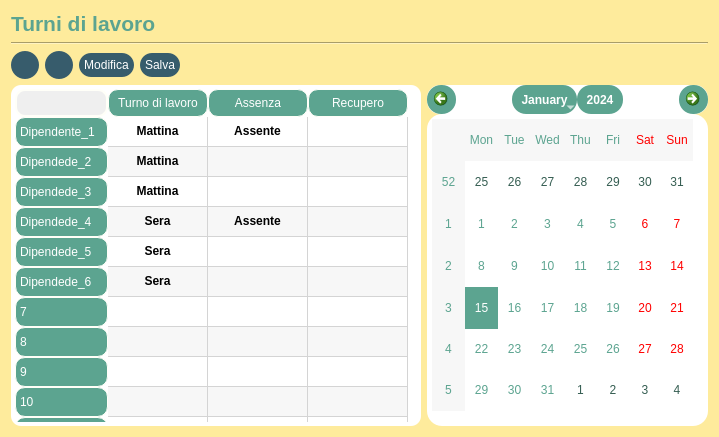
Before: the Qt Designer form dipendente/DatiDipendente/view/TurniDiLavoro.ui in StracciaMatteo/GestioneCinema, drawn with Qt 5.
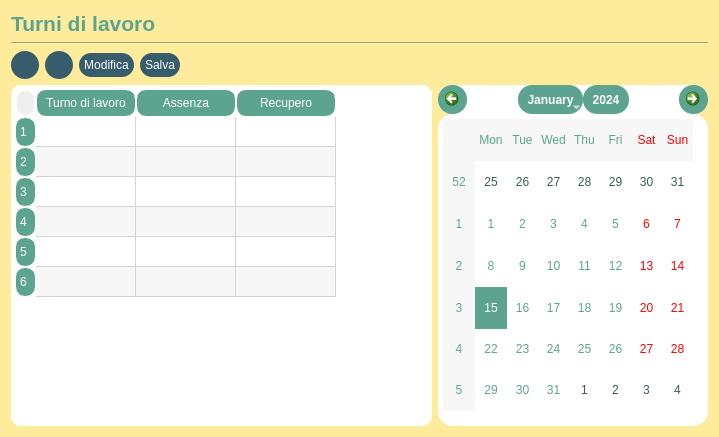
After: the same form once the commit is applied. Icons and pictures are not drawn.

Commit message: implementazione classe View Turni di lavoro ed i vari metodi per popolare la tabella

Diff of the .ui file:
```diff
--- a/dipendente/DatiDipendente/view/TurniDiLavoro.ui
+++ b/dipendente/DatiDipendente/view/TurniDiLavoro.ui
@@ -343,7 +343,7 @@
      <item>
       <widget class="QTableWidget" name="tableWidget">
        <property name="sizePolicy">
-        <sizepolicy hsizetype="Minimum" vsizetype="Preferred">
+        <sizepolicy hsizetype="Maximum" vsizetype="Preferred">
          <horstretch>0</horstretch>
          <verstretch>0</verstretch>
         </sizepolicy>
@@ -356,7 +356,7 @@
        </property>
        <property name="maximumSize">
         <size>
-         <width>410</width>
+         <width>600</width>
          <height>16777215</height>
         </size>
        </property>
@@ -436,7 +436,7 @@
         <bool>true</bool>
        </property>
        <property name="rowCount">
-        <number>12</number>
+        <number>6</number>
        </property>
        <property name="columnCount">
         <number>3</number>
@@ -444,43 +444,6 @@
        <attribute name="horizontalHeaderCascadingSectionResizes">
         <bool>false</bool>
        </attribute>
-       <row>
-        <property name="text">
-         <string>Dipendente_1</string>
-        </property>
-        <property name="background">
-         <color>
-          <red>255</red>
-          <green>255</green>
-          <blue>255</blue>
-         </color>
-        </property>
-       </row>
-       <row>
-        <property name="text">
-         <string>Dipendede_2</string>
-        </property>
-       </row>
-       <row>
-        <property name="text">
-         <string>Dipendede_3</string>
-        </property>
-       </row>
-       <row>
-        <property name="text">
-         <string>Dipendede_4</string>
-        </property>
-       </row>
-       <row>
-        <property name="text">
-         <string>Dipendede_5</string>
-        </property>
-       </row>
-       <row>
-        <property name="text">
-         <string>Dipendede_6</string>
-        </property>
-       </row>
        <row/>
        <row/>
        <row/>
@@ -502,263 +465,12 @@
          <string>Recupero</string>
         </property>
        </column>
-       <item row="0" column="0">
-        <property name="text">
-         <string>Mattina</string>
-        </property>
-        <property name="whatsThis">
-         <string/>
-        </property>
-        <property name="font">
-         <font>
-          <weight>75</weight>
-          <italic>false</italic>
-          <bold>true</bold>
-         </font>
-        </property>
-        <property name="textAlignment">
-         <set>AlignCenter</set>
-        </property>
-        <property name="background">
-         <brush brushstyle="NoBrush">
-          <color alpha="255">
-           <red>92</red>
-           <green>164</green>
-           <blue>148</blue>
-          </color>
-         </brush>
-        </property>
-        <property name="foreground">
-         <brush brushstyle="NoBrush">
-          <color alpha="255">
-           <red>92</red>
-           <green>164</green>
-           <blue>144</blue>
-          </color>
-         </brush>
-        </property>
-        <property name="flags">
-         <set>ItemIsSelectable|ItemIsDragEnabled|ItemIsDropEnabled|ItemIsUserCheckable|ItemIsEnabled|ItemIsTristate</set>
-        </property>
-       </item>
-       <item row="0" column="1">
-        <property name="text">
-         <string>Assente</string>
-        </property>
-        <property name="font">
-         <font>
-          <weight>75</weight>
-          <bold>true</bold>
-         </font>
-        </property>
-        <property name="textAlignment">
-         <set>AlignCenter</set>
-        </property>
-        <property name="foreground">
-         <brush brushstyle="NoBrush">
-          <color alpha="255">
-           <red>92</red>
-           <green>164</green>
-           <blue>144</blue>
-          </color>
-         </brush>
-        </property>
-        <property name="flags">
-         <set>ItemIsSelectable|ItemIsDragEnabled|ItemIsDropEnabled|ItemIsUserCheckable|ItemIsEnabled</set>
-        </property>
-       </item>
-       <item row="1" column="0">
-        <property name="text">
-         <string>Mattina</string>
-        </property>
-        <property name="font">
-         <font>
-          <weight>75</weight>
-          <bold>true</bold>
-          <kerning>true</kerning>
-         </font>
-        </property>
-        <property name="textAlignment">
-         <set>AlignCenter</set>
-        </property>
-        <property name="background">
-         <brush brushstyle="NoBrush">
-          <color alpha="255">
-           <red>92</red>
-           <green>164</green>
-           <blue>144</blue>
-          </color>
-         </brush>
-        </property>
-        <property name="foreground">
-         <brush brushstyle="NoBrush">
-          <color alpha="255">
-           <red>92</red>
-           <green>164</green>
-           <blue>144</blue>
-          </color>
-         </brush>
-        </property>
-        <property name="flags">
-         <set>ItemIsSelectable|ItemIsDragEnabled|ItemIsDropEnabled|ItemIsUserCheckable|ItemIsEnabled</set>
-        </property>
-       </item>
-       <item row="1" column="1">
-        <property name="flags">
-         <set>ItemIsSelectable|ItemIsDragEnabled|ItemIsDropEnabled|ItemIsUserCheckable|ItemIsEnabled</set>
-        </property>
-       </item>
-       <item row="2" column="0">
-        <property name="text">
-         <string>Mattina</string>
-        </property>
-        <property name="font">
-         <font>
-          <weight>75</weight>
-          <bold>true</bold>
-         </font>
-        </property>
-        <property name="textAlignment">
-         <set>AlignCenter</set>
-        </property>
-        <property name="foreground">
-         <brush brushstyle="NoBrush">
-          <color alpha="255">
-           <red>92</red>
-           <green>164</green>
-           <blue>144</blue>
-          </color>
-         </brush>
-        </property>
-        <property name="flags">
-         <set>ItemIsSelectable|ItemIsDragEnabled|ItemIsDropEnabled|ItemIsUserCheckable|ItemIsEnabled</set>
-        </property>
-       </item>
-       <item row="2" column="1">
-        <property name="flags">
-         <set>ItemIsSelectable|ItemIsDragEnabled|ItemIsDropEnabled|ItemIsUserCheckable|ItemIsEnabled</set>
-        </property>
-       </item>
-       <item row="3" column="0">
-        <property name="text">
-         <string>Sera</string>
-        </property>
-        <property name="font">
-         <font>
-          <weight>75</weight>
-          <bold>true</bold>
-         </font>
-        </property>
-        <property name="textAlignment">
-         <set>AlignCenter</set>
-        </property>
-        <property name="foreground">
-         <brush brushstyle="NoBrush">
-          <color alpha="255">
-           <red>92</red>
-           <green>164</green>
-           <blue>144</blue>
-          </color>
-         </brush>
-        </property>
-        <property name="flags">
-         <set>ItemIsSelectable|ItemIsDragEnabled|ItemIsDropEnabled|ItemIsUserCheckable|ItemIsEnabled</set>
-        </property>
-       </item>
-       <item row="3" column="1">
-        <property name="text">
-         <string>Assente</string>
-        </property>
-        <property name="font">
-         <font>
-          <weight>75</weight>
-          <bold>true</bold>
-         </font>
-        </property>
-        <property name="textAlignment">
-         <set>AlignCenter</set>
-        </property>
-        <property name="foreground">
-         <brush brushstyle="NoBrush">
-          <color alpha="255">
-           <red>92</red>
-           <green>164</green>
-           <blue>144</blue>
-          </color>
-         </brush>
-        </property>
-        <property name="flags">
-         <set>ItemIsSelectable|ItemIsDragEnabled|ItemIsDropEnabled|ItemIsUserCheckable|ItemIsEnabled</set>
-        </property>
-       </item>
-       <item row="4" column="0">
-        <property name="text">
-         <string>Sera</string>
-        </property>
-        <property name="font">
-         <font>
-          <weight>75</weight>
-          <bold>true</bold>
-         </font>
-        </property>
-        <property name="textAlignment">
-         <set>AlignCenter</set>
-        </property>
-        <property name="foreground">
-         <brush brushstyle="NoBrush">
-          <color alpha="255">
-           <red>92</red>
-           <green>164</green>
-           <blue>144</blue>
-          </color>
-         </brush>
-        </property>
-        <property name="flags">
-         <set>ItemIsSelectable|ItemIsDragEnabled|ItemIsDropEnabled|ItemIsUserCheckable|ItemIsEnabled</set>
-        </property>
-       </item>
-       <item row="4" column="1">
-        <property name="flags">
-         <set>ItemIsSelectable|ItemIsDragEnabled|ItemIsDropEnabled|ItemIsUserCheckable|ItemIsEnabled</set>
-        </property>
-       </item>
-       <item row="5" column="0">
-        <property name="text">
-         <string>Sera</string>
-        </property>
-        <property name="font">
-         <font>
-          <weight>75</weight>
-          <bold>true</bold>
-         </font>
-        </property>
-        <property name="textAlignment">
-         <set>AlignCenter</set>
-        </property>
-        <property name="foreground">
-         <brush brushstyle="NoBrush">
-          <color alpha="255">
-           <red>92</red>
-           <green>164</green>
-           <blue>144</blue>
-          </color>
-         </brush>
-        </property>
-        <property name="flags">
-         <set>ItemIsSelectable|ItemIsDragEnabled|ItemIsDropEnabled|ItemIsUserCheckable|ItemIsEnabled</set>
-        </property>
-       </item>
-       <item row="5" column="1">
-        <property name="flags">
-         <set>ItemIsSelectable|ItemIsDragEnabled|ItemIsDropEnabled|ItemIsUserCheckable|ItemIsEnabled</set>
-        </property>
-       </item>
       </widget>
      </item>
      <item>
       <widget class="QCalendarWidget" name="calendarWidget">
        <property name="sizePolicy">
-        <sizepolicy hsizetype="Preferred" vsizetype="Preferred">
+        <sizepolicy hsizetype="Maximum" vsizetype="Preferred">
          <horstretch>0</horstretch>
          <verstretch>0</verstretch>
         </sizepolicy>
@@ -771,7 +483,7 @@
        </property>
        <property name="maximumSize">
         <size>
-         <width>600</width>
+         <width>200</width>
          <height>16777215</height>
         </size>
        </property>
```
Left out of the diff: 2 changed lines with no effect on the pictures. The commit also changes 3 other files.
